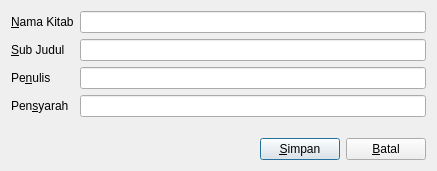
This is src/app/bookeditor.ui in ffrz/post-streaming-app as Qt 5 draws it before an edit. The edited form follows.
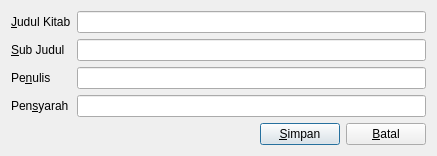
This is the edited form.

Commit message: ganti label dan default height

Diff of the .ui file:
```diff
--- a/src/app/bookeditor.ui
+++ b/src/app/bookeditor.ui
@@ -7,7 +7,7 @@
     <x>0</x>
     <y>0</y>
     <width>437</width>
-    <height>171</height>
+    <height>149</height>
    </rect>
   </property>
   <property name="windowTitle">
@@ -19,7 +19,7 @@
      <item row="0" column="0">
       <widget class="QLabel" name="label">
        <property name="text">
-        <string>&amp;Nama Kitab</string>
+        <string>&amp;Judul Kitab</string>
        </property>
        <property name="buddy">
         <cstring>titleEdit</cstring>
```
